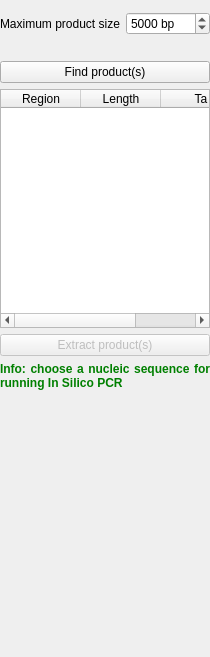
Above: src/plugins/pcr/src/ui/InSilicoPcrOptionPanelWidget.ui from violethaze74/ugene before the change. Below: the same form after it.
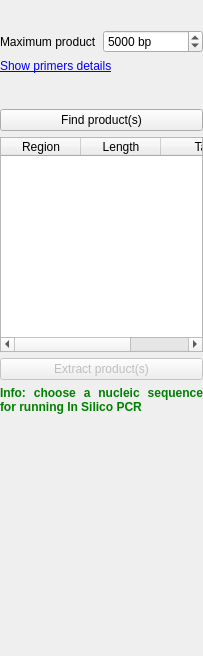
That is the form after the change. Custom widgets are drawn as their Qt base class.

The edit to the form file:
```diff
--- a/src/plugins/pcr/src/ui/InSilicoPcrOptionPanelWidget.ui
+++ b/src/plugins/pcr/src/ui/InSilicoPcrOptionPanelWidget.ui
@@ -7,7 +7,7 @@
     <x>0</x>
     <y>0</y>
     <width>203</width>
-    <height>657</height>
+    <height>656</height>
    </rect>
   </property>
   <property name="windowTitle">
@@ -29,14 +29,29 @@
       <property name="margin">
        <number>0</number>
       </property>
+      <item>
+       <widget class="U2::ShowHideSubgroupWidget" name="forwardPrimerBoxSubgroup" native="true"/>
+      </item>
       <item>
        <widget class="U2::PrimerGroupBox" name="forwardPrimerBox" native="true"/>
       </item>
+      <item>
+       <widget class="U2::ShowHideSubgroupWidget" name="reversePrimerBoxSubgroup" native="true"/>
+      </item>
       <item>
        <widget class="U2::PrimerGroupBox" name="reversePrimerBox" native="true"/>
       </item>
       <item>
-       <layout class="QHBoxLayout" name="horizontalLayout_5">
+       <widget class="U2::ShowHideSubgroupWidget" name="settingsSubgroup" native="true"/>
+      </item>
+      <item>
+       <widget class="QWidget" name="settingsWidget" native="true">
+        <layout class="QVBoxLayout" name="verticalLayout_4">
+         <property name="margin">
+          <number>0</number>
+         </property>
+         <item>
+          <layout class="QHBoxLayout" name="horizontalLayout">
         <item>
          <widget class="QLabel" name="label_10">
           <property name="sizePolicy">
@@ -46,7 +61,7 @@
            </sizepolicy>
           </property>
           <property name="text">
-           <string>Maximum product size</string>
+              <string>Maximum product</string>
           </property>
          </widget>
         </item>
@@ -68,6 +83,20 @@
         </item>
        </layout>
       </item>
+        </layout>
+       </widget>
+      </item>
+      <item>
+       <widget class="QLabel" name="detailsLinkLabel">
+        <property name="styleSheet">
+         <string notr="true">color: red;
+</string>
+        </property>
+        <property name="text">
+         <string>&lt;a href=&quot;details&quot;&gt;Show primers details&lt;/a&gt;</string>
+        </property>
+       </widget>
+      </item>
       <item>
        <widget class="QLabel" name="warningLabel">
         <property name="styleSheet">
@@ -88,6 +117,22 @@
         </property>
        </widget>
       </item>
+      <item>
+       <spacer name="verticalSpacer_2">
+        <property name="orientation">
+         <enum>Qt::Vertical</enum>
+        </property>
+        <property name="sizeType">
+         <enum>QSizePolicy::Fixed</enum>
+        </property>
+        <property name="sizeHint" stdset="0">
+         <size>
+          <width>20</width>
+          <height>10</height>
+         </size>
+        </property>
+       </spacer>
+      </item>
       <item>
        <widget class="QPushButton" name="findProductButton">
         <property name="text">
@@ -96,10 +141,6 @@
        </widget>
       </item>
      </layout>
-     <zorder>forwardPrimerBox</zorder>
-     <zorder>reversePrimerBox</zorder>
-     <zorder>findProductButton</zorder>
-     <zorder>warningLabel</zorder>
     </widget>
    </item>
    <item>
@@ -256,6 +297,12 @@
    <extends>QTableWidget</extends>
    <header>InSilicoPcrProductsTable.h</header>
   </customwidget>
+  <customwidget>
+   <class>U2::ShowHideSubgroupWidget</class>
+   <extends>QWidget</extends>
+   <header location="global">U2Gui/ShowHideSubgroupWidget.h</header>
+   <container>1</container>
+  </customwidget>
  </customwidgets>
  <resources/>
  <connections/>
```
Lines whose indentation alone changed are shown as unchanged.
